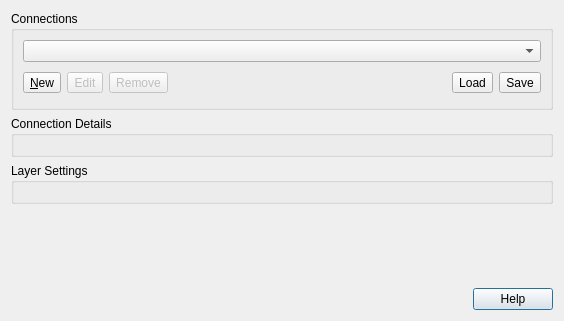
Old version of the form src/ui/qgssensorthingssourceselectbase.ui in the repository qgis/QGIS.
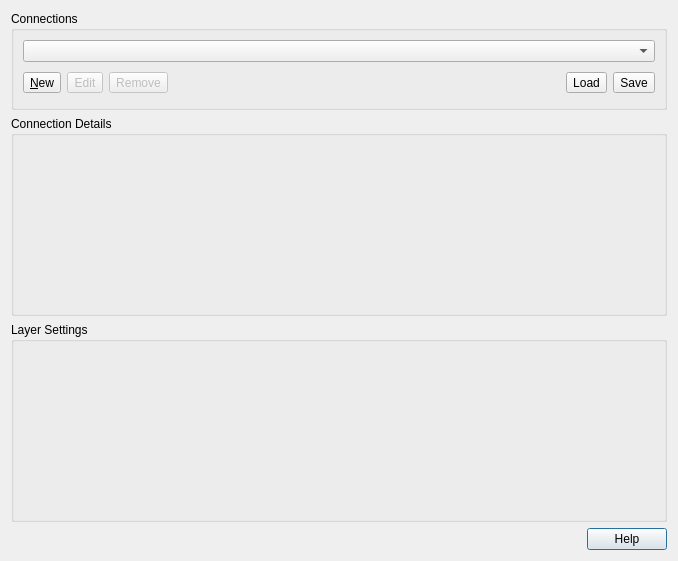
New version of the form. Custom widgets are drawn as their Qt base class.

Commit message: Use a scroll area

```diff
--- a/src/ui/qgssensorthingssourceselectbase.ui
+++ b/src/ui/qgssensorthingssourceselectbase.ui
@@ -6,12 +6,12 @@
    <rect>
     <x>0</x>
     <y>0</y>
-    <width>564</width>
-    <height>321</height>
+    <width>678</width>
+    <height>561</height>
    </rect>
   </property>
   <layout class="QGridLayout" name="gridLayout">
-   <item row="4" column="0">
+   <item row="2" column="0">
     <widget class="QDialogButtonBox" name="buttonBox">
      <property name="orientation">
       <enum>Qt::Horizontal</enum>
@@ -21,29 +21,62 @@
      </property>
     </widget>
    </item>
-   <item row="3" column="0">
-    <spacer name="verticalSpacer">
-     <property name="orientation">
-      <enum>Qt::Vertical</enum>
-     </property>
-     <property name="sizeHint" stdset="0">
-      <size>
-       <width>20</width>
-       <height>40</height>
-      </size>
-     </property>
-    </spacer>
-   </item>
    <item row="1" column="0">
-    <widget class="QGroupBox" name="mConnectionDetailsGroupBox">
-     <property name="title">
-      <string>Connection Details</string>
+    <widget class="QgsScrollArea" name="scrollArea">
+     <property name="frameShape">
+      <enum>QFrame::NoFrame</enum>
      </property>
-     <layout class="QVBoxLayout" name="verticalLayout">
-      <item>
-       <widget class="QWidget" name="mConnectionContainerWidget" native="true"/>
-      </item>
-     </layout>
+     <property name="widgetResizable">
+      <bool>true</bool>
+     </property>
+     <widget class="QWidget" name="scrollAreaWidgetContents">
+      <property name="geometry">
+       <rect>
+        <x>0</x>
+        <y>0</y>
+        <width>658</width>
+        <height>380</height>
+       </rect>
+      </property>
+      <layout class="QVBoxLayout" name="verticalLayout_3">
+       <property name="leftMargin">
+        <number>0</number>
+       </property>
+       <property name="topMargin">
+        <number>0</number>
+       </property>
+       <property name="rightMargin">
+        <number>0</number>
+       </property>
+       <property name="bottomMargin">
+        <number>0</number>
+       </property>
+       <item>
+        <widget class="QGroupBox" name="mConnectionDetailsGroupBox">
+         <property name="title">
+          <string>Connection Details</string>
+         </property>
+         <layout class="QVBoxLayout" name="verticalLayout">
+          <item>
+           <widget class="QWidget" name="mConnectionContainerWidget" native="true"/>
+          </item>
+         </layout>
+        </widget>
+       </item>
+       <item>
+        <widget class="QGroupBox" name="mConnectionDetailsGroupBox_2">
+         <property name="title">
+          <string>Layer Settings</string>
+         </property>
+         <layout class="QVBoxLayout" name="verticalLayout_2">
+          <item>
+           <widget class="QWidget" name="mLayerSettingsContainerWidget" native="true"/>
+          </item>
+         </layout>
+        </widget>
+       </item>
+      </layout>
+     </widget>
     </widget>
    </item>
    <item row="0" column="0">
@@ -130,20 +163,16 @@
      </layout>
     </widget>
    </item>
-   <item row="2" column="0">
-    <widget class="QGroupBox" name="mConnectionDetailsGroupBox_2">
-     <property name="title">
-      <string>Layer Settings</string>
-     </property>
-     <layout class="QVBoxLayout" name="verticalLayout_2">
-      <item>
-       <widget class="QWidget" name="mLayerSettingsContainerWidget" native="true"/>
-      </item>
-     </layout>
-    </widget>
-   </item>
   </layout>
  </widget>
+ <customwidgets>
+  <customwidget>
+   <class>QgsScrollArea</class>
+   <extends>QScrollArea</extends>
+   <header>qgsscrollarea.h</header>
+   <container>1</container>
+  </customwidget>
+ </customwidgets>
  <tabstops>
   <tabstop>cmbConnections</tabstop>
   <tabstop>btnNew</tabstop>
```
